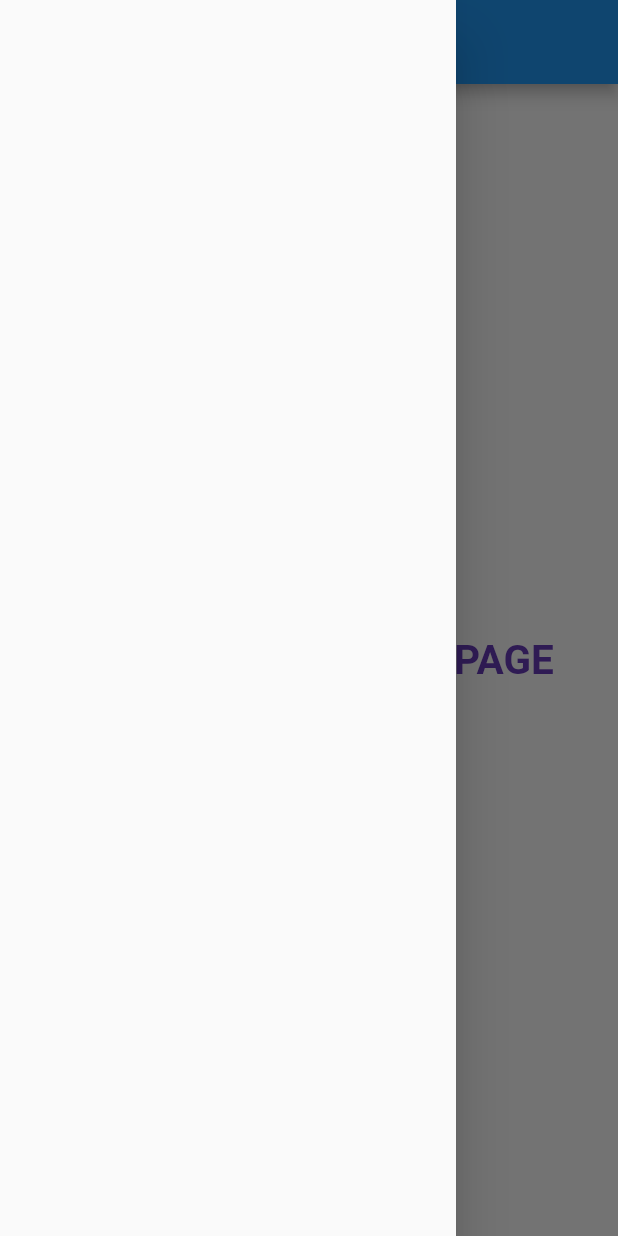
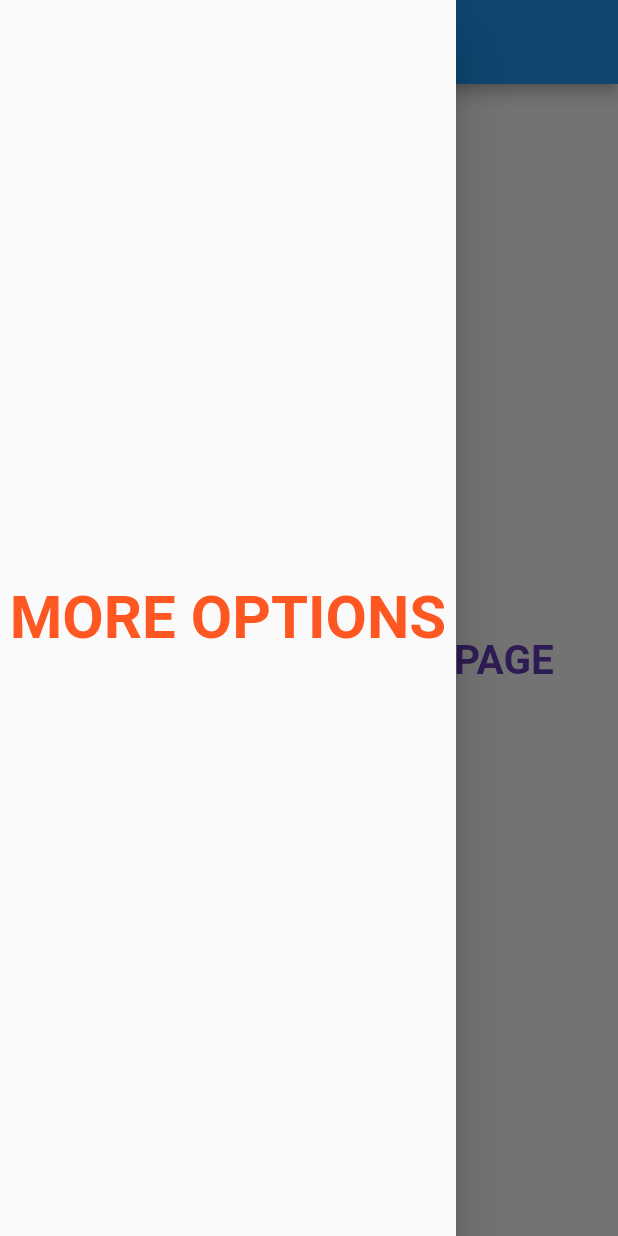
Before and after one commit to Sageyuva/1stflutterrepo, a Flutter app: the loginpage screen opened directly, with the side drawer open, on a phone screen of 412 x 824 dp. Run offline on Flutter 3.47's test engine with Material 2 defaults, Android fonts, the phone set to English and light mode, and no system bars; our stand-ins replace matcher; missing offline and left inert: dart:ffi; statements that could not run were skipped.

Commit message:
DAY5 complete

```diff
--- a/lib/pages/loginpage.dart
+++ b/lib/pages/loginpage.dart
@@ -26,7 +26,19 @@ class loginpage extends StatelessWidget {
 
 
       ),
-      drawer: Drawer(),
+      drawer: Drawer(
+        child: Container(
+          child: Center(
+            child: Text("MORE OPTIONS",
+            style: TextStyle(
+              fontSize:40,
+              fontWeight: FontWeight.bold,
+              color: Colors.deepOrange
+            ),
+            textScaleFactor: ,),
+          ),
+        ),
+      ),
     );
   }
 }
```
